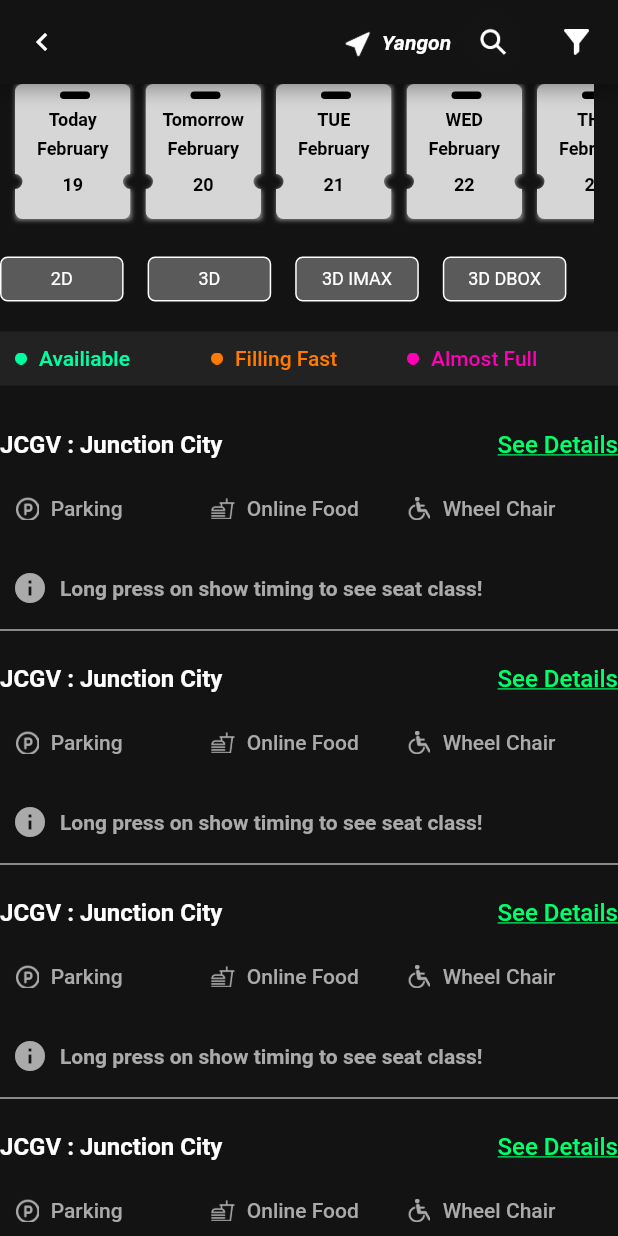
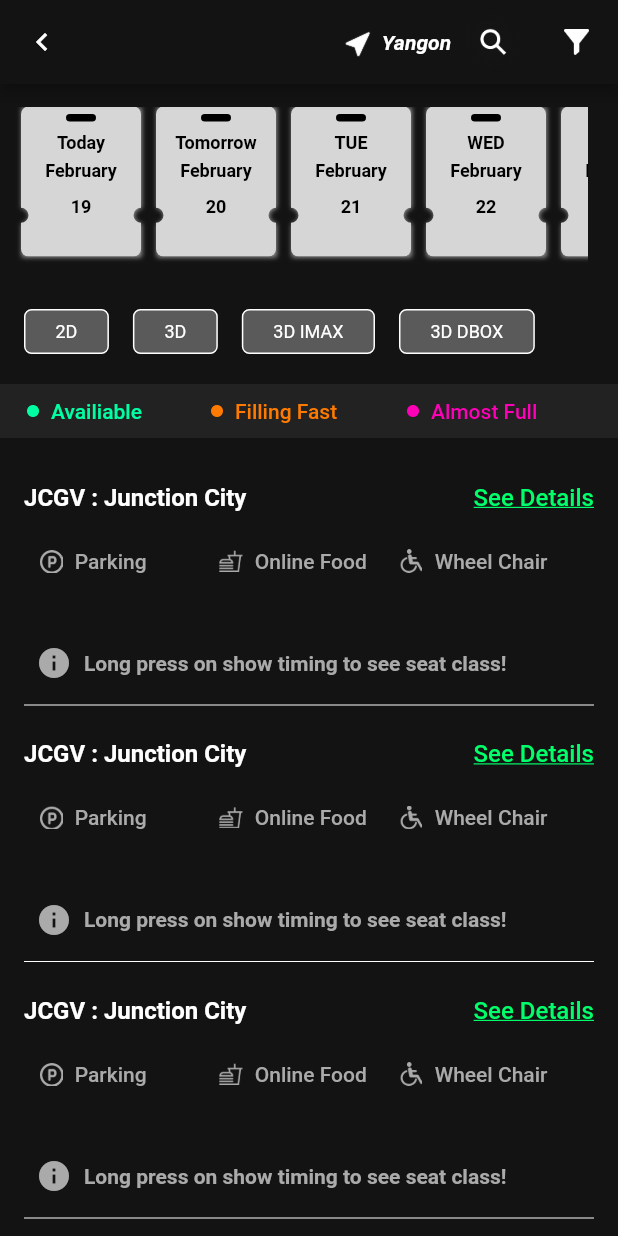
Before and after one commit to thuthumg/movie_booking_app, a Flutter app: the BookingDateTimePage screen opened directly, on a phone screen of 412 x 824 dp. Run offline on Flutter 3.47's test engine with Material 2 defaults, Android fonts, the phone set to English and light mode, and no system bars; our stand-ins replace carousel_slider, dots_indicator, pinput, qr_flutter.

Commit message:
fixed booking date time UI

```diff
--- a/lib/pages/booking_date_time_page.dart
+++ b/lib/pages/booking_date_time_page.dart
@@ -19,6 +19,7 @@
   @override
   Widget build(BuildContext context) {
     return Scaffold(
+      backgroundColor: PRIMARY_COLOR,
       appBar: AppBar(
         backgroundColor: PRIMARY_COLOR,
         leading: GestureDetector(
@@ -33,7 +34,7 @@
                 'assets/icons/ic_location_arrow.png',
                 scale: 3,
               ),
-              Text("Yangon", style: TextStyle(
+              const Text("Yangon", style: TextStyle(
                   fontStyle: FontStyle.italic,
                   color: Colors.white,
                   fontSize: TEXT_REGULAR_1X,
@@ -55,18 +56,26 @@
       ),
 
       body: Container(
-        color: PRIMARY_COLOR,
+
+
         child: CustomScrollView(
           slivers: [
             SliverList(
                 delegate: SliverChildListDelegate([
-                  DateListView(),
                   SizedBox(height: 15,),
-                  MovieViewType(),
+                  Container(
+                      margin: EdgeInsets.only(left: MARGIN_SMALL,right: MARGIN_SMALL),
+                      child: DateListView()),
+                  SizedBox(height: 10,),
+                  Container(
+                      margin: EdgeInsets.only(left: MARGIN_MEDIUM_2,right: MARGIN_MEDIUM_2),
+                      child: MovieViewType()),
                   SizedBox(height: 20,),
                   MovieBookingTimeStatus(),
                   SizedBox(height: 15,),
-                  BookingMovieTheaters()
+                  Container(
+                      margin: EdgeInsets.only(left: MARGIN_MEDIUM_2,right: MARGIN_MEDIUM_2),
+                      child: BookingMovieTheaters())
 
                 ])
             ),
@@ -145,7 +154,6 @@
     );
 
     return ListView.builder(
-
       shrinkWrap: true,
       physics: NeverScrollableScrollPhysics(),
       scrollDirection: Axis.vertical,
@@ -201,11 +209,13 @@
             SizedBox(height: 15,),
             Visibility(
                 visible: _showDetail,
+                child: Container(
+                  margin: EdgeInsets.only(left: MARGIN_MEDIUM_2,right: MARGIN_MEDIUM_2),
                   child: GridView.builder(
                     gridDelegate: const SliverGridDelegateWithFixedCrossAxisCount(
                       crossAxisCount: 3, // number of columns
-                    mainAxisSpacing: 10, // vertical space between items
-                    crossAxisSpacing: 10, // horizontal space between items
+                      mainAxisSpacing: 30, // vertical space between items
+                      crossAxisSpacing: 30, // horizontal space between items
                       childAspectRatio: 1, // aspect ratio of each item
                     ),
                     // umber of items in the grid
@@ -224,7 +234,9 @@
                     itemCount: bookingTimeObjectLists.length, // n
                     shrinkWrap: true,
                     physics: NeverScrollableScrollPhysics(),
+                  ),
                 ),),
+            SizedBox(height: 15,),
            Container(
              child: Row(
                children: const [
@@ -359,12 +371,15 @@
 
   @override
   Widget build(BuildContext context) {
-    return BookingDateTimeStatusView(
+    return Container(
+      margin: EdgeInsets.only(left: MARGIN_MEDIUM,right: MARGIN_MEDIUM),
+      child: BookingDateTimeStatusView(
         AVAILIBLE_COLOR,
         "Availiable",
         'assets/icons/ic_availiable.png',
           8.0,
           8.0
+      ),
     );
   }
 }
@@ -418,8 +433,8 @@
             onTap: ()=>_toggleSelection(index),
             child: Container(
                 margin: EdgeInsets.only(right: MARGIN_MEDIUM_2),
-                width: MediaQuery.of(context).size.width * 0.2,
-                height: MediaQuery.of(context).size.height,
+               // width: MediaQuery.of(context).size.width * 0.2,
+               // height: MediaQuery.of(context).size.height,
                 decoration: BoxDecoration(
                     color: movieViewTypeObjList[index].isSelected ?
                     SECONDARY_COLOR :
@@ -435,7 +450,7 @@
                 child:
                 Center(
                   child: Container(
-                    margin: const EdgeInsets.only(top: 5,bottom: 5,left: 10,right: 10),
+                    margin: const EdgeInsets.only(top: 5,bottom: 5,left: 20,right: 20),
                     child: Text(movieViewTypeObjList[index].movieViewTypeName,
                         style: TextStyle(color: Colors.white,
                           fontSize: TEXT_REGULAR,)),
@@ -497,6 +512,7 @@
       print("check select = ${showMovieDateList[index].isSelected}");
 
       showMovieDateList[index].isSelected = !showMovieDateList[index].isSelected;
+      print("check select after = ${showMovieDateList[index].isSelected}");
     });
   }
 
@@ -551,7 +567,7 @@
     /**calculation date end */
 
     return Container(
-        height: 100,
+        height: 125,
         margin: const EdgeInsets.only(
             right: MARGIN_MEDIUM_2),
         child: ListView.builder(
--- a/lib/viewitems/gradient_view.dart
+++ b/lib/viewitems/gradient_view.dart
@@ -13,7 +13,7 @@
             color: Color.fromRGBO(0, 255, 163, 1),
             width: 1.0,
             style: BorderStyle.solid,
-            strokeAlign: StrokeAlign.inside
+           // strokeAlign: StrokeAlign.inside
           ),
           gradient: LinearGradient(
               begin: Alignment.topCenter,
--- a/lib/widgets/date_time_card.dart
+++ b/lib/widgets/date_time_card.dart
@@ -16,10 +16,11 @@
 
   @override
   Widget build(BuildContext context) {
+
+    print("date time card =  $active");
+
     return GestureDetector(
-      onTap: (){
-        print("ontapfunction");
-        onTapCardItem();},
+      onTap: ()=> onTapCardItem(),
         child: Column(
           crossAxisAlignment: CrossAxisAlignment.start,
           children: [
@@ -27,8 +28,8 @@
               children: [
                 Container(
                     margin: EdgeInsets.only(bottom: 10, left: 10),
-                     width: 77,
-                     height: 90,
+                     width: 80,
+                     height: 100,
                     child: ClipDateCard(
                     clipper: MyClipperCard(holeRadius: 10,height: 4),
                     shadow: Shadow(
```
Also changed, not shown: lib/widgets/booking_time_view.dart (+15 -11 lines). Lines whose indentation alone changed are shown as unchanged.
